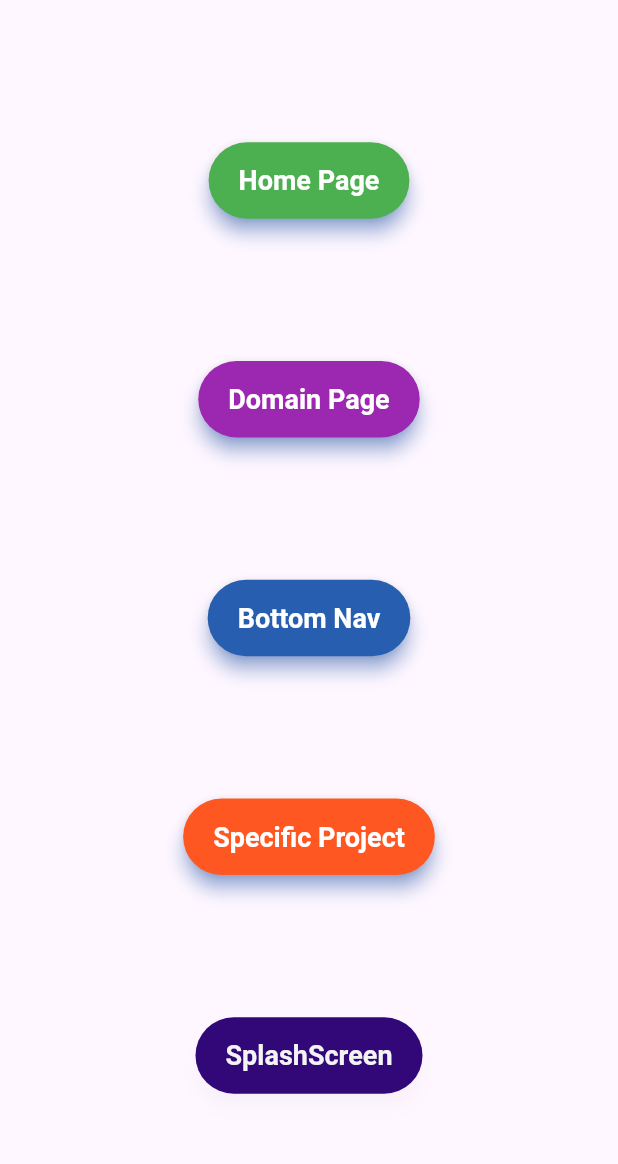
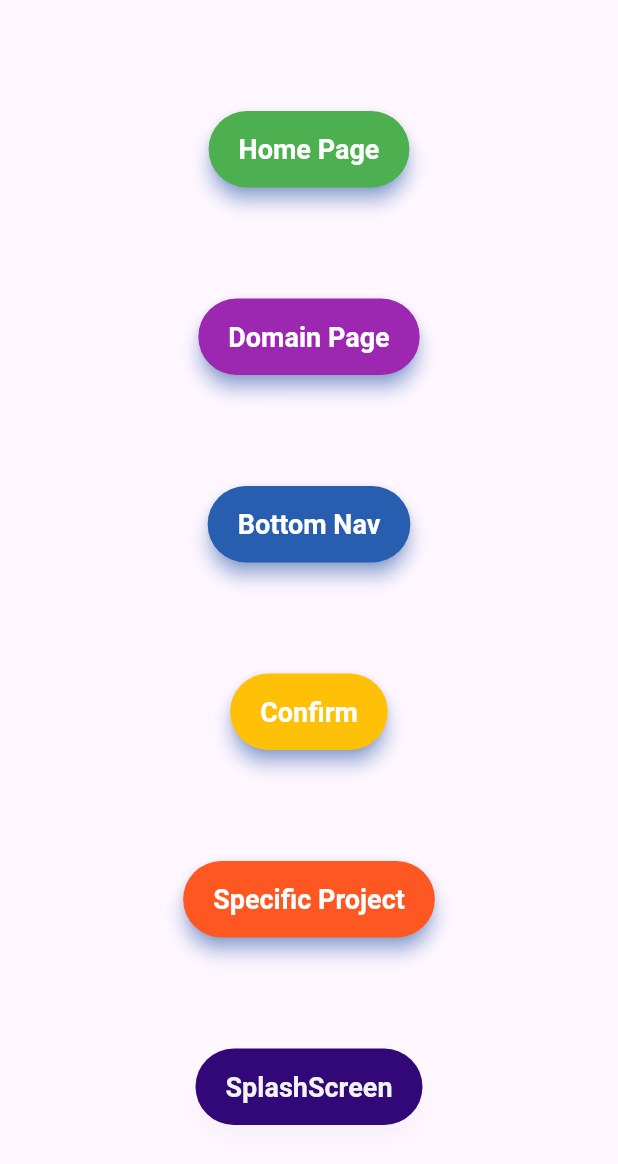
Before and after one commit to AtulRyy/Dev-Track-App, a Flutter app: the screen it shows after launch, on a phone screen of 412 x 824 dp. Shown: the top 1164 px of the screen. Run offline on Flutter 3.47's test engine with Material 3 defaults, Android fonts, the phone set to English and light mode, and no system bars; our stand-ins replace google_fonts, readmore.

Commit message:
vaish commit

```diff
--- a/frontend/lib/pages/home.dart
+++ b/frontend/lib/pages/home.dart
@@ -1,15 +1,9 @@
 import 'package:dev_track_app/components/bottomNav.dart';
 import 'package:dev_track_app/pages/splashscreen.dart';
-
 import 'package:dev_track_app/pages/confirm_page.dart';
 import 'package:dev_track_app/pages/domain.dart';
-
 import 'package:dev_track_app/pages/specific_project.dart';
-
 import 'package:dev_track_app/pages/home_page.dart';
-import 'package:dev_track_app/pages/login_page.dart';
-import 'package:dev_track_app/pages/register_page.dart';
-
 import 'package:flutter/material.dart';
 
 class HomePag extends StatelessWidget {
@@ -91,6 +85,28 @@ class HomePag extends StatelessWidget {
             ),
             ElevatedButton(
               style: ElevatedButton.styleFrom(
+                backgroundColor: Colors.amber,
+                foregroundColor: Colors.white,
+                shadowColor: Colors.blueAccent, // Shadow color
+                elevation: 5, // Elevation of the button
+                shape: RoundedRectangleBorder(
+                  borderRadius: BorderRadius.circular(30.0), // Rounded corners
+                ),
+                padding: EdgeInsets.symmetric(
+                    horizontal: 20, vertical: 15), // Padding inside the button
+                textStyle: TextStyle(
+                  fontSize: 18,
+                  fontWeight: FontWeight.bold,
+                ),
+              ),
+              onPressed: () {
+                Navigator.push(context,
+                    MaterialPageRoute(builder: (context) => ConfirmPage()));
+              },
+              child: Text("Confirm"),
+            ),
+            ElevatedButton(
+              style: ElevatedButton.styleFrom(
                 backgroundColor: Colors.deepOrange,
                 foregroundColor: Colors.white,
                 shadowColor: Colors.blueAccent, // Shadow color
```
